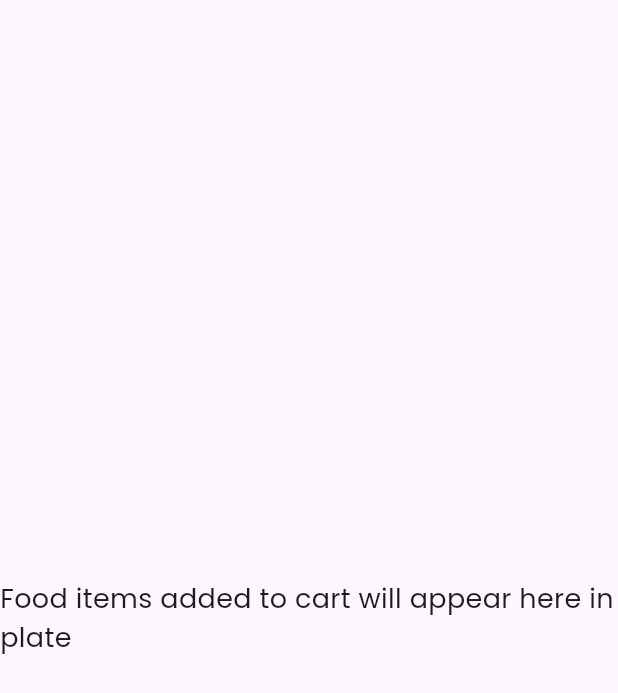
After one commit to JohnGastone/Alama, a Flutter app: the FoodItemPage screen opened directly, after a tap on "Add to my plate", on a phone screen of 412 x 824 dp. The commit adds this screen. Shown: the top 693 px of the screen. Run offline on Flutter 3.47's test engine with Material 3 defaults, Android fonts, the phone set to English and light mode, and no system bars; our stand-ins replace flutter_onboarding_slider, google_fonts, smooth_page_indicator.

Commit message:
My Plate page+++

```diff
--- a/lib/FoodItem/FoodItem.dart
+++ b/lib/Food/FoodItem.dart
@@ -1,5 +1,6 @@
 // ignore_for_file: prefer_const_constructors, prefer_const_literals_to_create_immutables
 
+import 'package:alamaapp/Food/MyPlate.dart';
 import 'package:flutter/cupertino.dart';
 import 'package:flutter/material.dart';
 import 'package:google_fonts/google_fonts.dart';
@@ -318,7 +319,8 @@ class _FoodItemPageState extends State<FoodItemPage> {
                     SizedBox(
                       width: 20,
                     ),
-                    Container(
+                    InkWell(
+                      child: Container(
                         width: 160,
                         height: 50,
                         decoration: BoxDecoration(
@@ -343,6 +345,14 @@ class _FoodItemPageState extends State<FoodItemPage> {
                             ],
                           ),
                         ),
+                      ),
+                      onTap: () {
+                        Navigator.push(
+                            context,
+                            CupertinoPageRoute(
+                              builder: (context) => MyPlatePage(),
+                            ));
+                      },
                     )
                   ],
                 ),
--- /dev/null
+++ b/lib/Food/MyPlate.dart
@@ -0,0 +1,31 @@
+// ignore_for_file: prefer_const_constructors
+
+import 'package:flutter/material.dart';
+import 'package:google_fonts/google_fonts.dart';
+
+class MyPlatePage extends StatefulWidget {
+  const MyPlatePage({super.key});
+
+  @override
+  State<MyPlatePage> createState() => _MyPlatePageState();
+}
+
+class _MyPlatePageState extends State<MyPlatePage> {
+  @override
+  Widget build(BuildContext context) {
+    return Scaffold(
+      body: Center(
+        child: SingleChildScrollView(
+          child: Column(
+            children: [
+              Text(
+                "Food items added to cart will appear here in plate",
+                style: GoogleFonts.poppins(fontSize: 18),
+              )
+            ],
+          ),
+        ),
+      ),
+    );
+  }
+}
--- a/lib/Home/HomePage.dart
+++ b/lib/Home/HomePage.dart
@@ -1,5 +1,5 @@
 // ignore_for_file: prefer_const_constructors, prefer_const_literals_to_create_immutables
-import 'package:alamaapp/FoodItem/FoodItem.dart';
+import 'package:alamaapp/Food/FoodItem.dart';
 import 'package:alamaapp/models.dart';
 import 'package:flutter/cupertino.dart';
 import 'package:flutter/material.dart';
```
Lines whose indentation alone changed are shown as unchanged.
